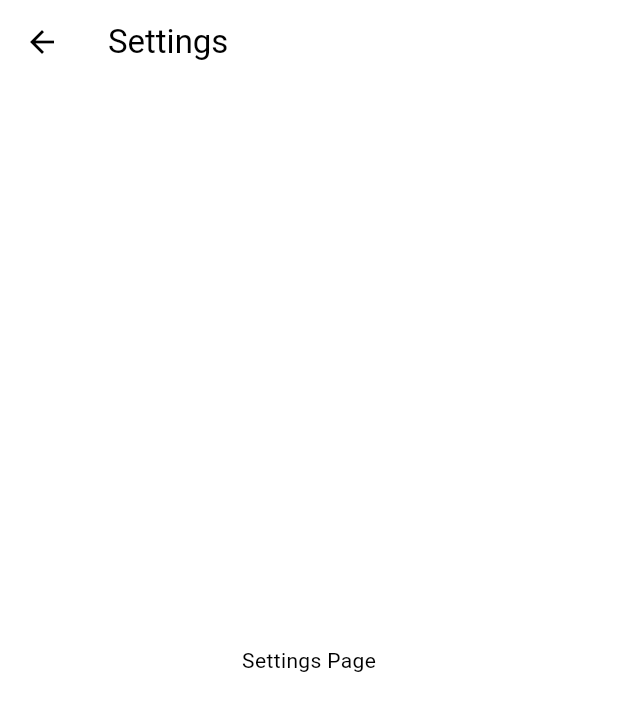
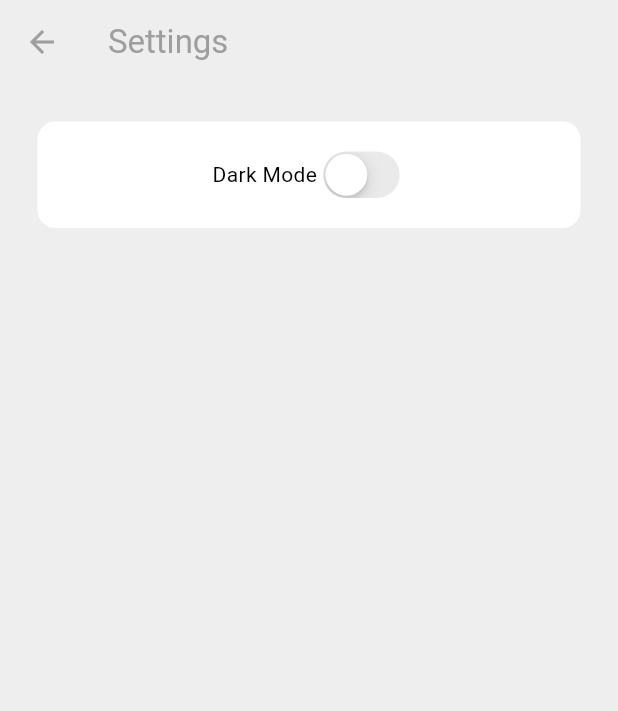
Before and after one commit to Nyctophilia58/chatApp_flutter, a Flutter app: the screen it shows once a user with an empty profile is signed in, in the side drawer, after a tap on "S E T T I N G S", on a phone screen of 412 x 824 dp. Shown: the top 711 px of the screen. Run offline on Flutter 3.47's test engine with Material 3 defaults, Android fonts, the phone set to English and light mode, and no system bars; our stand-ins replace cloud_firestore, firebase_auth, firebase_core; accounts and stored records are empty.

```diff
--- a/lib/models/message.dart
+++ b/lib/models/message.dart
@@ -19,7 +19,7 @@ class Message{
     return {
       'senderID': senderID,
       'senderEmail': receiverID,
-      'receiverID': receiverID,
+      'receiverID': senderEmail,
       'message': message,
       'timestamp': timestamp,
     };
--- a/lib/pages/home_page.dart
+++ b/lib/pages/home_page.dart
@@ -17,6 +17,9 @@ class HomePage extends StatelessWidget {
     return Scaffold(
       appBar: AppBar(
         title: const Text('Home'),
+        backgroundColor: Colors.transparent,
+        foregroundColor: Colors.grey,
+        elevation: 0,
       ),
       drawer: const MyDrawer(),
       body: _buildUserList(),
@@ -65,7 +68,6 @@ class HomePage extends StatelessWidget {
     else{
       return Container();
     }
-
   }
 
 }
--- a/lib/pages/settings_page.dart
+++ b/lib/pages/settings_page.dart
@@ -1,4 +1,8 @@
+import 'package:flutter/cupertino.dart';
 import 'package:flutter/material.dart';
+import 'package:provider/provider.dart';
+
+import '../themes/theme_provider.dart';
 
 class SettingsPage extends StatelessWidget{
   const SettingsPage({Key? key}) : super(key: key);
@@ -6,11 +10,33 @@ class SettingsPage extends StatelessWidget{
   @override
   Widget build(BuildContext context) {
     return Scaffold(
+      backgroundColor: Theme.of(context).colorScheme.background,
       appBar: AppBar(
         title: const Text('Settings'),
+        backgroundColor: Colors.transparent,
+        foregroundColor: Colors.grey,
+        elevation: 0,
       ),
-      body: const Center(
-        child: Text('Settings Page'),
+      body: Container(
+        decoration: BoxDecoration(
+          color: Theme.of(context).colorScheme.tertiary,
+          borderRadius: BorderRadius.circular(12),
+        ),
+        margin: const EdgeInsets.all(25),
+        padding: const EdgeInsets.all(16),
+        child: Row(
+          mainAxisAlignment: MainAxisAlignment.center,
+          children: [
+            Text("Dark Mode"),
+
+            CupertinoSwitch(
+                value: Provider.of<ThemeProvider>(context, listen: false).isDarkMode,
+                onChanged: (value) {
+                  Provider.of<ThemeProvider>(context, listen: false).toggleTheme();
+                }
+            ),
+          ],
+        ),
       ),
     );
   }
--- a/lib/services/chat/chat_services.dart
+++ b/lib/services/chat/chat_services.dart
@@ -23,8 +23,8 @@ class ChatService{
     final Timestamp timestamp = Timestamp.now();
 
     Message newMessage = Message(
-      senderID: currentUserEmail,
-      senderEmail: currentUserID,
+      senderID: currentUserID,
+      senderEmail: currentUserEmail,
       receiverID: receiverID,
       message: message,
       timestamp: timestamp,
```
Also changed, not shown: lib/components/chat_bubble.dart (added, +39 -0 lines), lib/pages/chat_page.dart (+35 -6 lines).
